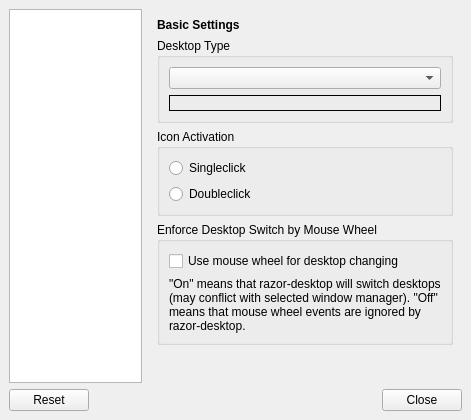
Before: the Qt Designer form razorqt-desktop/config/desktopconfigwindow.ui in Razor-qt/razor-qt, drawn with Qt 5.
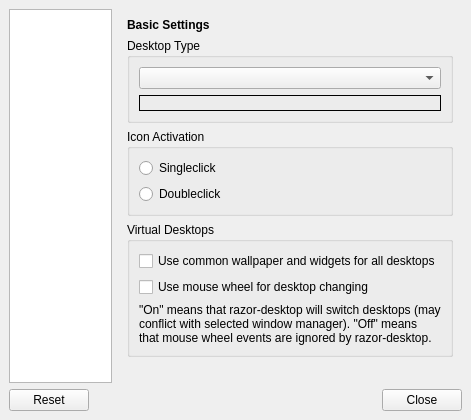
After: the same form once the commit is applied. Custom widgets are drawn as their Qt base class.

Commit message: Added support for virtual-desktop specific wallpapers/widgets.

```diff
--- a/razorqt-desktop/config/desktopconfigwindow.ui
+++ b/razorqt-desktop/config/desktopconfigwindow.ui
@@ -129,17 +129,17 @@
           <item row="3" column="0">
            <widget class="QGroupBox" name="groupBox_3">
             <property name="title">
-             <string>Enforce Desktop Switch by Mouse Wheel</string>
+             <string>Virtual Desktops</string>
             </property>
             <layout class="QGridLayout" name="gridLayout_8">
-             <item row="0" column="0">
+             <item row="1" column="0">
               <widget class="QCheckBox" name="wheelDesktopCheckBox">
                <property name="text">
                 <string>Use mouse wheel for desktop changing</string>
                </property>
               </widget>
              </item>
-             <item row="1" column="0">
+             <item row="2" column="0">
               <widget class="QLabel" name="label_5">
                <property name="sizePolicy">
                 <sizepolicy hsizetype="MinimumExpanding" vsizetype="MinimumExpanding">
@@ -158,6 +158,13 @@
                </property>
               </widget>
              </item>
+             <item row="0" column="0">
+              <widget class="QCheckBox" name="useCommonWallpaperCheckBox">
+               <property name="text">
+                <string>Use common wallpaper and widgets for all desktops</string>
+               </property>
+              </widget>
+             </item>
             </layout>
            </widget>
           </item>
```
The commit also changes 10 other files.
